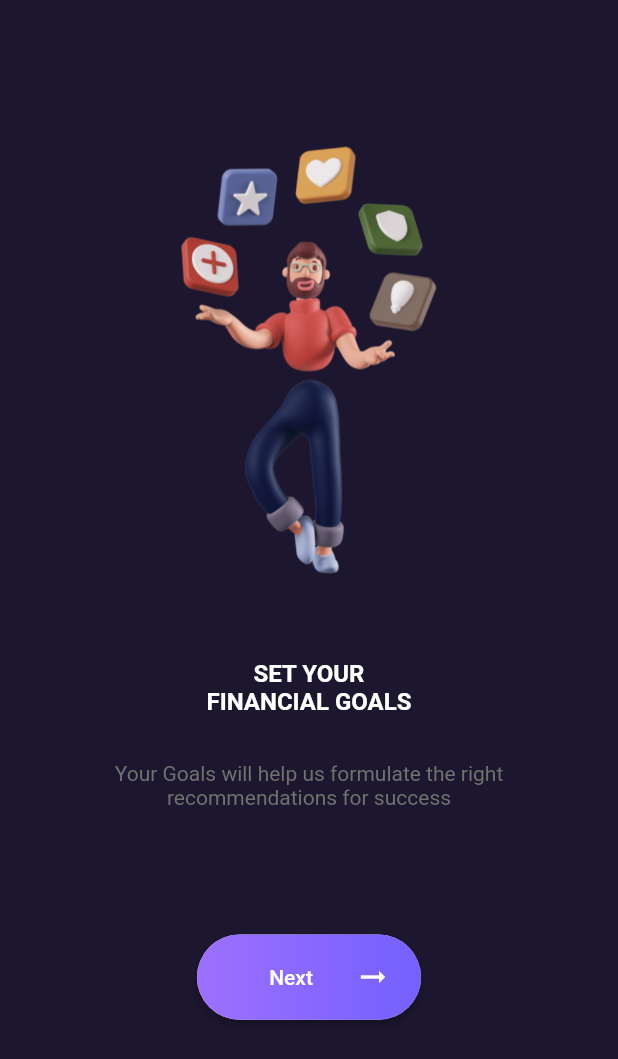
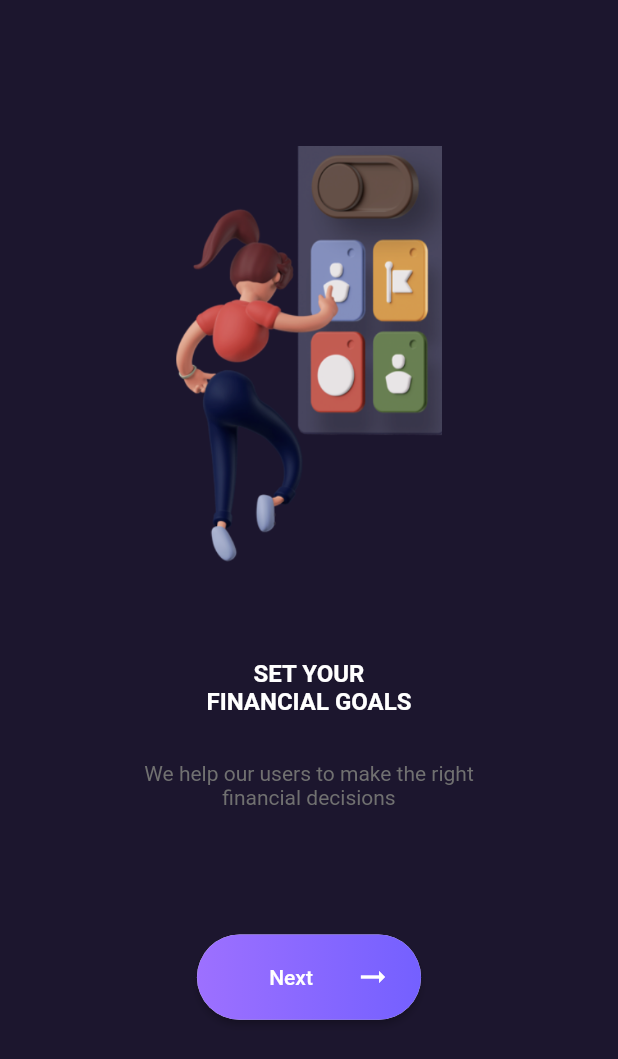
Before and after one commit to isnihal/Ocean-Bank, a Flutter app: the screen it shows after launch, after a tap on "Get Started", after a tap on "Next", on a phone screen of 412 x 824 dp. Shown: the top 1059 px of the screen. Run offline on Flutter 3.47's test engine with Material 2 defaults, Android fonts, the phone set to English and light mode, and no system bars; our stand-ins replace flutter_screenutil.

Commit message:
Intro page three complete

```diff
--- a/lib/main.dart
+++ b/lib/main.dart
@@ -10,7 +10,7 @@ class MyApp extends StatelessWidget {
   @override
   Widget build(BuildContext context) {
     return MaterialApp(
-      title: 'Ocean Bank',
+      title: 'Ocean',
       theme: ThemeData(
         // This is the theme of your application.
         //
--- a/lib/screens/intro_page.dart
+++ b/lib/screens/intro_page.dart
@@ -42,7 +42,7 @@ class _IntroPageState extends State<IntroPage> {
                   children: [
                     Text("Welcome to",style: TextStyle(color: Colors.black87,fontWeight: FontWeight.w600,fontSize: 24),),
                     SizedBox(height: ScreenUtil().setHeight(18),),
-                    Text("Ocean Bank",style: TextStyle(color: Color(0xFF1AD5AD),fontWeight: FontWeight.w600,fontSize: 33),),
+                    Text("Ocean",style: TextStyle(color: Color(0xFF1AD5AD),fontWeight: FontWeight.w600,fontSize: 33),),
                     SizedBox(height: ScreenUtil().setHeight(36),),
                     Text("App that will help you to\nproperly manage your\nfinances",textAlign: TextAlign.end,style: TextStyle(color: Colors.grey,fontSize: 16,fontWeight: FontWeight.w300))
                   ],
@@ -106,6 +106,62 @@ class _IntroPageState extends State<IntroPage> {
               child: RaisedButton(
                 padding: const EdgeInsets.all(0.0),
                 shape: RoundedRectangleBorder(borderRadius: BorderRadius.circular(60)),
+                onPressed: (){
+                  setState(() {
+                    currentState = STATE.THREE;
+                  });
+                },
+                child: Expanded(
+                  child: Container(
+                    width: ScreenUtil().setWidth(136),
+                    height: ScreenUtil().setHeight(56),
+                    padding: const EdgeInsets.fromLTRB(20, 10, 20, 10),
+                    decoration: BoxDecoration(
+                      borderRadius: BorderRadius.circular(60),
+                      gradient: LinearGradient(
+                        colors: <Color>[
+                          Color(0xFF9D70FF),
+                          Color(0xFF7460FF),
+                        ],
+                      ),
+                    ),
+                    child: Row(
+                      mainAxisAlignment: MainAxisAlignment.spaceBetween,
+                      children: [
+                        SizedBox(),
+                        Text("Next",style: TextStyle(color: Colors.white),),
+                        Icon(Icons.arrow_right_alt_outlined,color: Colors.white,)
+                      ],
+                    ),
+                  ),
+                ),
+              ),
+            )
+          ],
+        ),
+      ),
+    ):
+    currentState==STATE.THREE?Scaffold(
+      backgroundColor: Color(0xFF1C162E),
+      body: SizedBox(
+        width: double.infinity,
+        height: double.infinity,
+        child: Column(
+          crossAxisAlignment: CrossAxisAlignment.center,
+          children: [
+            SizedBox(height: ScreenUtil().setHeight(96),),
+            Image.asset("assets/images/intro_three.png",height: ScreenUtil().setHeight(281),width: ScreenUtil().setWidth(168),),
+            SizedBox(height: ScreenUtil().setHeight(56),),
+            Text("SET YOUR\nFINANCIAL GOALS",textAlign: TextAlign.center,style: TextStyle(color: Colors.white,fontWeight: FontWeight.w600,fontSize: 16),),
+            SizedBox(height: ScreenUtil().setHeight(30),),
+            Text("We help our users to make the right\nfinancial decisions",textAlign: TextAlign.center,style: TextStyle(color: Color(0xFF707070),fontSize: 14),),
+            SizedBox(height: ScreenUtil().setHeight(82),),
+            Container(
+              width: ScreenUtil().setWidth(136),
+              height: ScreenUtil().setHeight(56),
+              child: RaisedButton(
+                padding: const EdgeInsets.all(0.0),
+                shape: RoundedRectangleBorder(borderRadius: BorderRadius.circular(60)),
                 onPressed: (){},
                 child: Expanded(
                   child: Container(
--- a/pubspec.yaml
+++ b/pubspec.yaml
@@ -49,6 +49,7 @@ flutter:
   assets:
     - assets/images/intro_one.png
     - assets/images/intro_two.png
+    - assets/images/intro_three.png
 
   # An image asset can refer to one or more resolution-specific "variants", see
   # https://flutter.dev/assets-and-images/#resolution-aware.
```
Also changed, not shown: assets/images/intro_three.png (added).
